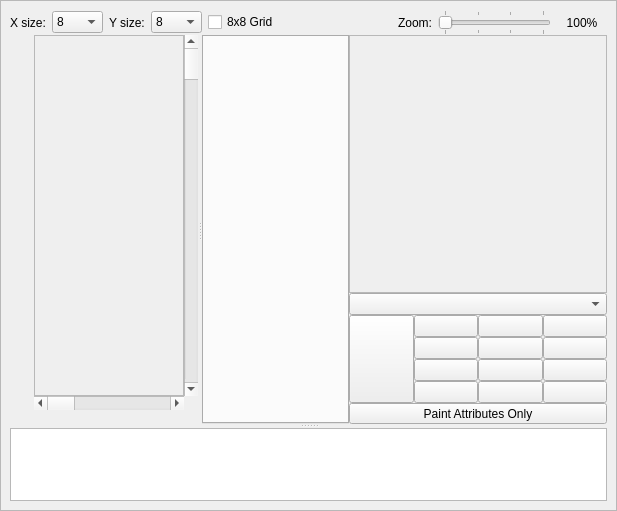
Qt form apps/ide/nes/designers/tilestampeditorform.ui (christopherpow/nesicide) before a commit.
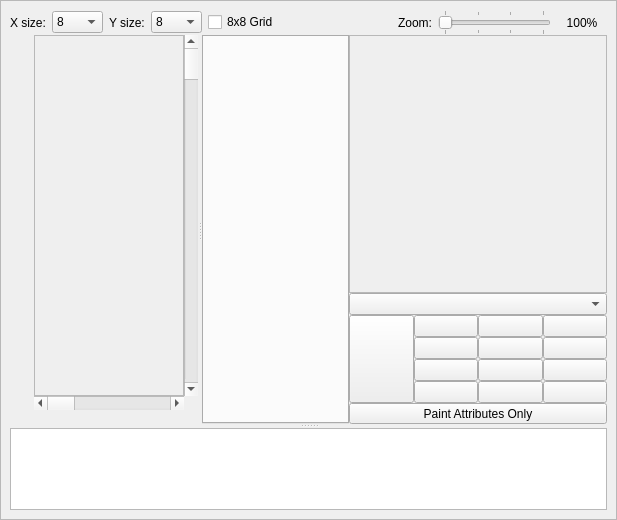
The same form after that commit. Icons and pictures are not drawn. Custom widgets are drawn as their Qt base class.

Commit message: Fixing overlapping layout warning from switch to QMainWindow instead of QWidget to support fully-integrated FamiTracker.

Diff of the .ui file:
```diff
--- a/apps/ide/nes/designers/tilestampeditorform.ui
+++ b/apps/ide/nes/designers/tilestampeditorform.ui
@@ -7,7 +7,7 @@
     <x>0</x>
     <y>0</y>
     <width>617</width>
-    <height>511</height>
+    <height>520</height>
    </rect>
   </property>
   <property name="mouseTracking">
@@ -22,15 +22,15 @@
   <property name="windowTitle">
    <string>Form</string>
   </property>
-  <layout class="QGridLayout" name="gridLayout_2">
-   <property name="margin">
-    <number>0</number>
-   </property>
-   <property name="spacing">
-    <number>0</number>
-   </property>
-   <item row="0" column="0">
     <widget class="QFrame" name="window">
+   <property name="geometry">
+    <rect>
+     <x>0</x>
+     <y>0</y>
+     <width>617</width>
+     <height>520</height>
+    </rect>
+   </property>
      <property name="frameShape">
       <enum>QFrame::StyledPanel</enum>
      </property>
@@ -1063,8 +1063,6 @@
       </item>
      </layout>
     </widget>
-   </item>
-  </layout>
  </widget>
  <customwidgets>
   <customwidget>
```
Lines whose indentation alone changed are shown as unchanged. The commit also changes 5 other files.
